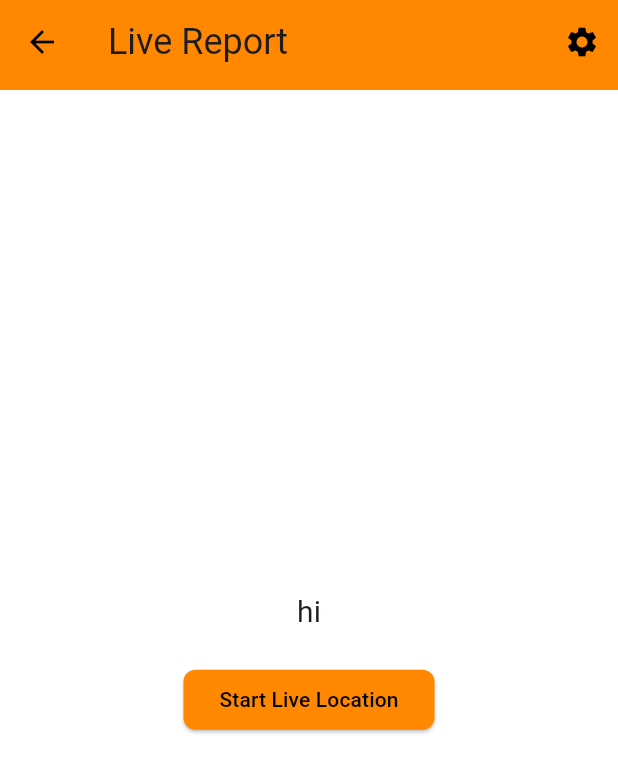
After one commit to jacob6838/wz-activity-monitor, a Flutter app: the Home screen opened directly, after a tap on "Start a Live Report", on a phone screen of 412 x 824 dp. The commit adds this screen. Shown: the top 773 px of the screen. Run offline on Flutter 3.47's test engine with Material 3 defaults, Android fonts, the phone set to English and light mode, and no system bars; our stand-ins replace flutter_dotenv, flutter_local_notifications, flutter_map, flutter_secure_storage, geolocator, get and 5 more; missing offline and left inert: dart:ffi; accounts and stored records are empty; project files that could hold a hidden picture were left out.

Commit message:
background location being used notifications

```diff
--- a/flutter_app/wzam/lib/controllers/login_controller.dart
+++ b/flutter_app/wzam/lib/controllers/login_controller.dart
@@ -74,6 +74,8 @@ class LoginController extends GetxController {
     await authService.setPassword(passwordController.text);
     await authService.setUsername(usernameController.text);
     Get.put(LocationService());
+    PushNotificationService pushNotificationService = Get.put(PushNotificationService());
+    pushNotificationService.init();
     loggedIn.value = true;
     Get.offAll(() => Home());
     ViewReportsController viewReportsController = Get.put(ViewReportsController());
--- a/flutter_app/wzam/lib/main.dart
+++ b/flutter_app/wzam/lib/main.dart
@@ -1,6 +1,7 @@
 import 'package:flutter/material.dart';
 import 'package:flutter_local_notifications/flutter_local_notifications.dart';
 import 'package:get/get.dart';
+import 'package:wzam/controllers/app_state_controller.dart';
 import 'package:wzam/services/push_notification_service.dart';
 import 'package:wzam/ui/pages/load_screen.dart';
 import 'package:wzam/ui/styles/theme_setting.dart';
@@ -9,8 +10,9 @@ FlutterLocalNotificationsPlugin flutterLocalNotificationsPlugin =
     FlutterLocalNotificationsPlugin();
 void main() async {
   WidgetsFlutterBinding.ensureInitialized();
-  await PushNotificationService.init();
+  //await PushNotificationService.init();
   runApp(const MainApp());
+  Get.put(AppStateController());
 }
 
 class MainApp extends StatelessWidget {
--- a/flutter_app/wzam/lib/services/location_service.dart
+++ b/flutter_app/wzam/lib/services/location_service.dart
@@ -1,20 +1,25 @@
 import 'dart:async';
 
+import 'package:flutter/foundation.dart';
 import 'package:flutter/material.dart';
 import 'package:geolocator/geolocator.dart';
 import 'package:get/get.dart';
 import 'package:logger/logger.dart';
+//import 'package:flutter_background/flutter_background.dart';
+//import 'package:flutter_background_service/flutter_background_service.dart';
 
 class LocationService extends GetxService {
   // Static variables
   final Logger _logger = Logger();
-  final LocationSettings _locationSettings = const LocationSettings(
+  LocationSettings _locationSettings = const LocationSettings(
       accuracy: LocationAccuracy.high, distanceFilter: 0);
 
   // Variables
   bool _serviceEnabled = false;
   bool _serviceMocked = false;
   late LocationPermission _permission;
+  late bool _backgroundPermission;
+  //final service = FlutterBackgroundService();
   StreamSubscription<Position>? _positionStream;
   Rx<Position?> currentPosition = Rx<Position?>(null);
 
@@ -38,6 +43,7 @@ class LocationService extends GetxService {
     try {
       await requestPermission();
       if (await _isPermissionGranted() && _serviceEnabled) {
+        enableForegroundService();  //TODO: COME BACK TO THIS
         _startLocationUpdates();
       }
     } catch (e) {
@@ -121,7 +127,57 @@ class LocationService extends GetxService {
     return true;
   }
 
-  void _startLocationUpdates() {
+  /*void _startLocationUpdates() async {
+    _positionStream?.cancel();
+    _positionStream =
+        Geolocator.getPositionStream(locationSettings: _locationSettings)
+            .listen(_onPositionUpdate);
+  }*/
+
+  void enableForegroundService() {
+    if (defaultTargetPlatform == TargetPlatform.android) {
+      _locationSettings = AndroidSettings(
+          accuracy: LocationAccuracy.high,
+          distanceFilter: 0,
+          forceLocationManager: true,
+          intervalDuration: const Duration(seconds: 3),
+          foregroundNotificationConfig: const ForegroundNotificationConfig(
+            notificationText:
+            "Location Services are running",
+            notificationTitle: "Location Services are running in the background",
+            enableWakeLock: true,
+            setOngoing: true,
+            notificationIcon: const AndroidResource(
+              name: 'ic_notification',
+              defType: 'drawable',
+            ),
+          )
+      );
+    } else if (defaultTargetPlatform == TargetPlatform.iOS || defaultTargetPlatform == TargetPlatform.macOS) {
+      _locationSettings = AppleSettings(
+        accuracy: LocationAccuracy.high,
+        activityType: ActivityType.fitness,
+        distanceFilter: 0,
+        pauseLocationUpdatesAutomatically: true,
+        // Only set to true if our app will be started up in the background.
+        showBackgroundLocationIndicator: false,
+      );
+    } else if (kIsWeb) {
+      _locationSettings = WebSettings(
+        accuracy: LocationAccuracy.high,
+        distanceFilter: 100,
+        maximumAge: Duration(minutes: 5),
+      );
+    } else {
+      _locationSettings = LocationSettings(
+        accuracy: LocationAccuracy.high,
+        distanceFilter: 100,
+      );
+    }
+  }
+
+  void _startLocationUpdates() async {
+    // Start the location stream
     _positionStream?.cancel();
     _positionStream =
         Geolocator.getPositionStream(locationSettings: _locationSettings)
@@ -131,6 +187,7 @@ class LocationService extends GetxService {
   void _onPositionUpdate(Position position) {
     _locationController.add(position);
     currentPosition.value = position;
+    print("New position: ${position.latitude}, ${position.longitude}");
   }
 
   void _stopLocationUpdates() {
@@ -154,3 +211,62 @@ class LocationService extends GetxService {
     return _serviceEnabled && !(_positionStream?.isPaused ?? true);
   }
 }
+
+/*class LocationService extends GetxService {
+  // Static variables
+  final Logger _logger = Logger();
+  final LocationSettings _locationSettings = const LocationSettings(
+      accuracy: LocationAccuracy.high, distanceFilter: 0);
+
+  // Variables
+  bool _serviceEnabled = false;
+  bool _serviceMocked = false;
+  late LocationPermission _permission;
+  late bool _backgroundPermission;
+  StreamSubscription<Position>? _positionStream;
+  Rx<Position?> currentPosition = Rx<Position?>(null);
+
+  // Location Stream
+  final StreamController<Position> _locationController =
+      StreamController<Position>.broadcast();
+  Stream<Position> get locationStream => _locationController.stream;
+
+  // Start Location Updates with Background Execution
+  Future<void> startLocationUpdates() async {
+  // Check location permissions
+  _permission = await Geolocator.checkPermission();
+  if (_permission == LocationPermission.denied ||
+      _permission == LocationPermission.deniedForever) {
+    _logger.w("Location permissions are denied. Requesting permissions...");
+    _permission = await Geolocator.requestPermission();
+
+    // If permissions are still denied, log and return
+    if (_permission == LocationPermission.denied ||
+        _permission == LocationPermission.deniedForever) {
+      _logger.e("Location permissions are still denied after requesting.");
+      return;
+    }
+  }
+
+  // Start the Geolocator position stream
+  _positionStream?.cancel();
+  _positionStream =
+      Geolocator.getPositionStream(locationSettings: _locationSettings)
+          .listen((Position position) {
+    currentPosition.value = position;
+    _locationController.add(position); // Add position to the stream
+    _logger.i("New position: ${position.latitude}, ${position.longitude}");
+  });
+}
+
+  // Stop Location Updates
+  Future<void> stopLocationUpdates() async {
+    await _positionStream?.cancel();
+    _positionStream = null;
+
+    // Disable background execution
+    if (await FlutterBackground.isBackgroundExecutionEnabled) {
+      await FlutterBackground.disableBackgroundExecution();
+    }
+  }
+}*/
--- a/flutter_app/wzam/lib/ui/pages/home.dart
+++ b/flutter_app/wzam/lib/ui/pages/home.dart
@@ -4,7 +4,9 @@ import 'package:get/get.dart';
 import 'package:wzam/controllers/view_recordings_controller.dart';
 import 'package:wzam/controllers/view_reports_controller.dart';
 import 'package:wzam/services/file_storage.dart';
+import 'package:wzam/services/location_service.dart';
 import 'package:wzam/services/push_notification_service.dart';
+import 'package:wzam/ui/pages/live_report_page.dart';
 import 'package:wzam/ui/pages/recording_configuration.dart';
 import 'package:wzam/ui/pages/report_generator.dart';
 import 'package:wzam/ui/pages/view_projects.dart';
@@ -82,6 +84,14 @@ class Home extends StatelessWidget {
               title: 'View Project Zones',
               context: context
             ),
+            verticalSpaceMedium,
+            _button(
+              onPressed: () async {
+                Get.to(() => LiveReportPage());
+              },
+              title: 'Start a Live Report',
+              context: context
+            ),
             verticalSpaceLarge,
             Obx(() => viewRecordingsController.unUploadedRecordings.isNotEmpty || viewReportsController.areThereLocalReports.value ? unUploadedWarning(context) : Container()),
           ]
--- /dev/null
+++ b/flutter_app/wzam/lib/ui/pages/live_report_page.dart
@@ -0,0 +1,56 @@
+import 'package:flutter/material.dart';
+import 'package:flutter/services.dart';
+import 'package:get/get.dart';
+import 'package:wzam/controllers/view_recordings_controller.dart';
+import 'package:wzam/controllers/view_reports_controller.dart';
+import 'package:wzam/services/file_storage.dart';
+import 'package:wzam/services/location_service.dart';
+import 'package:wzam/services/push_notification_service.dart';
+import 'package:wzam/ui/pages/recording_configuration.dart';
+import 'package:wzam/ui/pages/report_generator.dart';
+import 'package:wzam/ui/pages/view_projects.dart';
+import 'package:wzam/ui/pages/view_recordings.dart';
+import 'package:wzam/ui/pages/view_reports.dart';
+import 'package:wzam/ui/styles/screen_size.dart';
+import 'package:wzam/ui/styles/spacing.dart';
+import 'package:wzam/ui/styles/text_styles.dart';
+import 'package:wzam/ui/styles/widgets/wzam_app_bar.dart';
+import 'package:wzam/ui/styles/widgets/wzam_text.dart';
+
+
+class LiveReportPage extends StatelessWidget {
+  LiveReportPage({super.key});
+
+  @override
+  Widget build(BuildContext context) {
+    SystemChrome.setPreferredOrientations([
+      DeviceOrientation.portraitUp,
+      DeviceOrientation.portraitDown,
+      DeviceOrientation.landscapeRight,
+      DeviceOrientation.landscapeLeft,
+    ]);
+    return Scaffold(
+      appBar: WZAMAppBar(
+        title: 'Live Report',
+      ),
+      body: Center(
+        child: Column(
+          mainAxisAlignment: MainAxisAlignment.center,
+          children: [
+            const Text("hi", style: style_three),
+            verticalSpaceMedium,
+            ElevatedButton(
+              child: const Text("Start Live Location"),
+              onPressed: () async {
+                //LocationService locationService = Get.find<LocationService>();
+                //await locationService.startLocationUpdates();
+                PushNotificationService pushNotificationService = Get.find<PushNotificationService>();
+                pushNotificationService.showLocationNotification(title: "Live Report", payload: "Live Recording", delaySeconds: 5);
+              }
+            ),
+          ]
+        ),
+      ),
+    );
+  }
+}
--- a/flutter_app/wzam/pubspec.yaml
+++ b/flutter_app/wzam/pubspec.yaml
@@ -9,6 +9,8 @@ environment:
 dependencies:
   flutter:
     sdk: flutter
+  flutter_background: ^1.3.0+1
+  flutter_background_service: ^5.1.0
   flutter_dotenv: ^5.2.1
   flutter_launcher_icons: ^0.14.3
   flutter_local_notifications: ^18.0.1
@@ -26,6 +28,7 @@ dependencies:
   rxdart: ^0.28.0
   shared_preferences: ^2.3.3
   url_launcher: ^6.3.1
+  flutter_foreground_task: ^8.17.0
 
 dev_dependencies:
   flutter_test:
```
Also changed, not shown: flutter_app/wzam/lib/controllers/app_state_controller.dart (added, +51 -0 lines), flutter_app/wzam/lib/services/push_notification_service.dart (+67 -4 lines), flutter_app/wzam/pubspec.lock, 17 other files.
